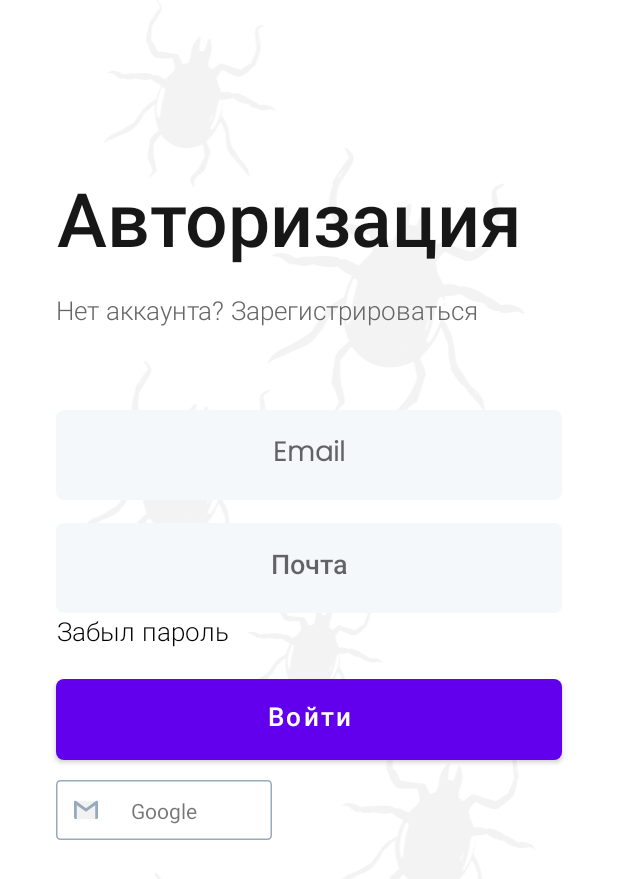
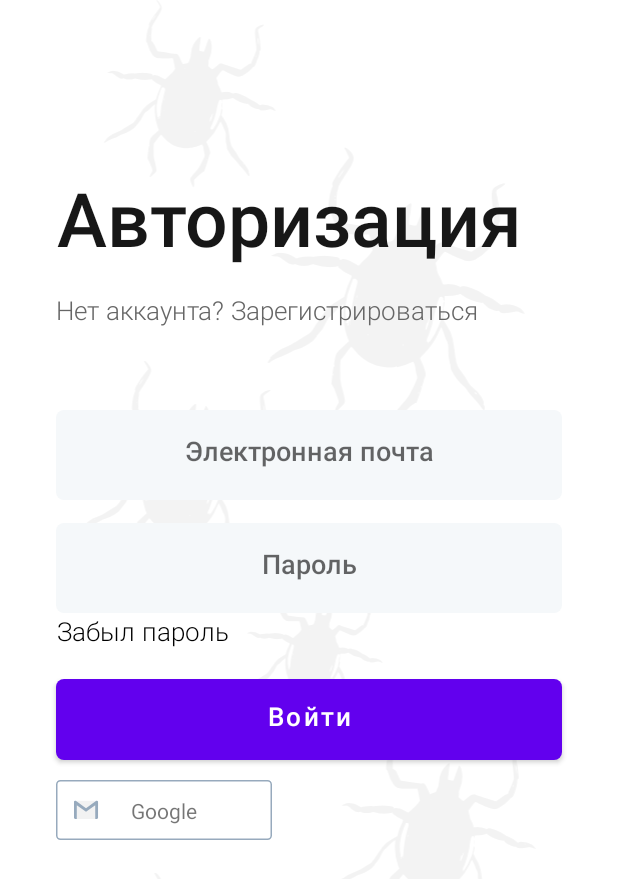
Before and after one commit to CarryBro/XLAB-Mint-project, an Android app built with Jetpack Compose: the LoginFragment screen opened through its navigation route, on a phone screen of 412 x 824 dp. Shown: the top 879 px of the screen. Run offline under Robolectric (Android 15) with nearby library versions, the phone set to English and light mode, and no system bars; our stand-ins replace Dagger/Hilt's generated code, Firebase (no records; nobody signed in at launch, a user with empty details on screens opened directly); plain views replace CircularProgressButton.

Commit message:
28.02.2024

```diff
--- a/app/src/main/java/com/example/xlab/fragments/loginRegister/RegisterFragment.kt
+++ b/app/src/main/java/com/example/xlab/fragments/loginRegister/RegisterFragment.kt
@@ -68,7 +68,11 @@ class RegisterFragment : Fragment() {
                     is Resource.Success -> {
                         Log.d("test", it.data.toString())
                         binding.buttonRegisterRegister.revertAnimation()
-                    }
+
+
+                    // Automatically navigate to the login page after successful registration
+                    findNavController().navigate(R.id.action_registerFragment_to_loginFragment)
+                }
 
                     is Resource.Error -> {
                         Log.e(TAG, it.message.toString())
--- a/app/src/main/res/layout/fragment_login.xml
+++ b/app/src/main/res/layout/fragment_login.xml
@@ -46,7 +46,7 @@
             app:layout_constraintEnd_toEndOf="@id/guidelineLoginRight"
             app:layout_constraintTop_toBottomOf="@id/tvDontHaveAccount"
             style="@style/editText"
-            android:hint="Email"
+            android:hint="Электронная почта"
             android:inputType="textEmailAddress"
             android:layout_marginTop="50dp"/>
 
@@ -58,7 +58,7 @@
             app:layout_constraintEnd_toEndOf="@id/guidelineLoginRight"
             app:layout_constraintTop_toBottomOf="@id/edEmailLogin"
             style="@style/editText"
-            android:hint="Почта"
+            android:hint="Пароль"
             android:inputType="textPassword"
             android:layout_marginTop="15dp"/>
 
--- a/app/src/main/res/layout/fragment_register.xml
+++ b/app/src/main/res/layout/fragment_register.xml
@@ -47,7 +47,6 @@
         app:layout_constraintTop_toBottomOf="@id/tvLetsLogin"
         style="@style/editText"
         android:hint="Имя"
-        android:inputType="textEmailAddress"
         android:layout_marginTop="50dp"
         tools:ignore="NotSibling" />
 
@@ -63,7 +62,6 @@
         app:layout_constraintTop_toBottomOf="@id/edFisrtNameRegister"
         style="@style/editText"
         android:hint="Фамилия"
-        android:inputType="textPassword"
         android:layout_marginTop="15dp"/>
 
     <EditText
@@ -74,8 +72,8 @@
         app:layout_constraintEnd_toEndOf="@id/guidelineRegisterRight"
         app:layout_constraintTop_toBottomOf="@id/edLastNameRegister"
         style="@style/editText"
+        android:inputType="textEmailAddress"
         android:hint="Почта"
-        android:inputType="textPassword"
         android:layout_marginTop="15dp"/>
 
     <EditText
```
